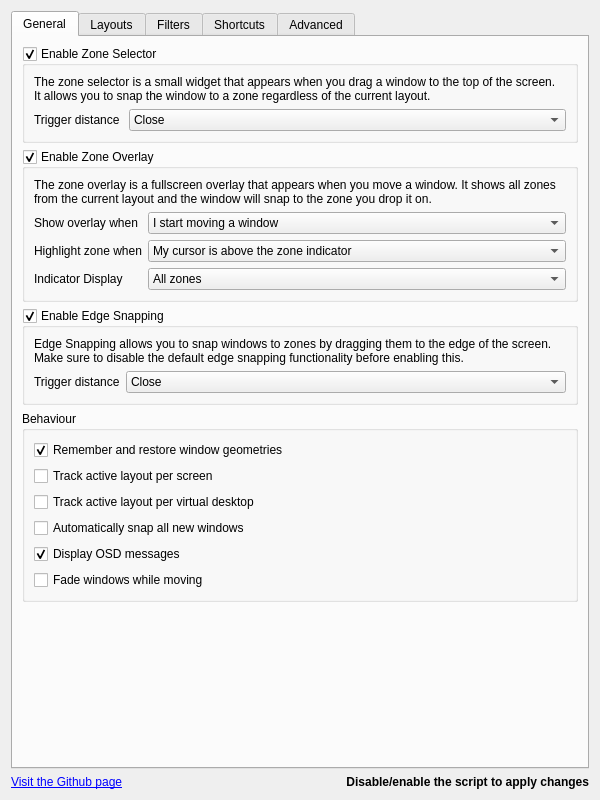
gerritdevriese/kzones, file src/contents/ui/config.ui: the form before one commit.
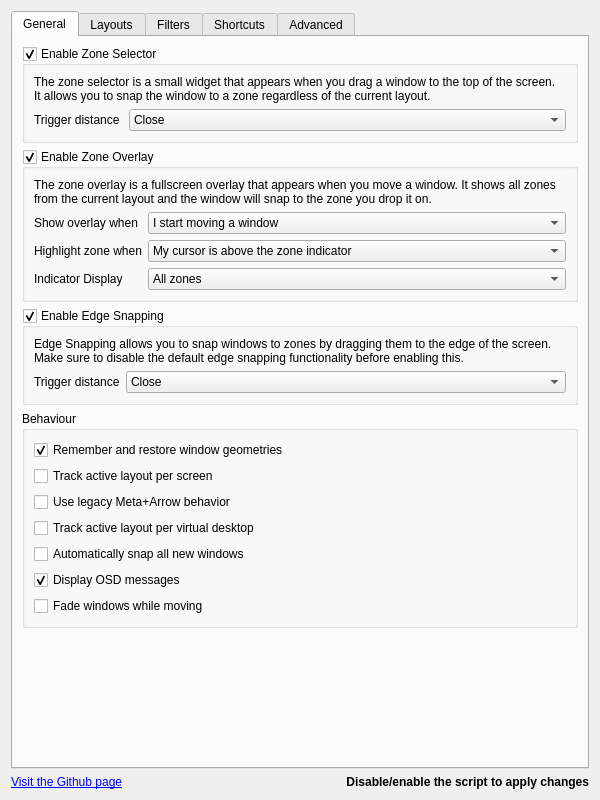
The form after the commit. Icons and pictures are not drawn.

Patch:
```diff
--- a/src/contents/ui/config.ui
+++ b/src/contents/ui/config.ui
@@ -292,6 +292,16 @@
                         </property>
                       </widget>
                     </item>
+                    <item>
+                      <widget class="QCheckBox" name="kcfg_useLegacyMetaArrow">
+                        <property name="toolTip">
+                          <string>Use the original neighbour-adjacency Meta+Arrow logic instead of the smart directional snapping that pools zones across all layouts assigned to a monitor.</string>
+                        </property>
+                        <property name="text">
+                          <string>Use legacy Meta+Arrow behavior</string>
+                        </property>
+                      </widget>
+                    </item>
                     <item>
                       <widget class="QCheckBox" name="kcfg_trackLayoutPerDesktop">
                         <property name="text">
```
